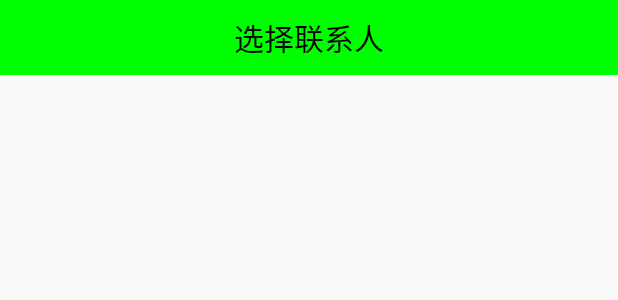
After one commit to skriklgb/MobileSafe, an Android app: the layout activity_contact_list.xml on its own in the app's theme, with its tools: preview values and no code run, on a phone screen of 412 x 824 dp. The commit adds this screen. Shown: the top 300 px of the screen. Run offline under Robolectric (Android 15) with nearby library versions, the phone set to English and light mode, and no system bars.

Commit message:
3-14,联系人界面布局编写  ListView的使用 模块：手机防盗模块 目的：联系人界面布局编写

```diff
--- a/app/src/main/AndroidManifest.xml
+++ b/app/src/main/AndroidManifest.xml
@@ -33,6 +33,8 @@
         </activity>
         <activity android:name=".activity.Setup4Activity">
         </activity>
+        <activity android:name=".activity.ContactListActivity">
+        </activity>
     </application>
 
 </manifest>
--- /dev/null
+++ b/app/src/main/res/layout/activity_contact_list.xml
@@ -0,0 +1,20 @@
+<?xml version="1.0" encoding="utf-8"?>
+<LinearLayout
+    xmlns:android="http://schemas.android.com/apk/res/android"
+    xmlns:tools="http://schemas.android.com/tools"
+    android:layout_width="match_parent"
+    android:layout_height="match_parent"
+    android:orientation="vertical"
+    tools:context="skrik.lgb.mobilesafe.activity.ContactListActivity">
+    <TextView
+        style="@style/TitleStyle"
+        android:text="选择联系人"/>
+
+    <ListView
+        android:id="@+id/lv_contact"
+        android:layout_width="wrap_content"
+        android:layout_height="wrap_content">
+
+    </ListView>
+
+</LinearLayout>
```
Also changed, not shown: app/src/main/java/skrik/lgb/mobilesafe/activity/ContactListActivity.java (added, +36 -0 lines), app/src/main/java/skrik/lgb/mobilesafe/activity/Setup3Activity.java (+27 -0 lines).
